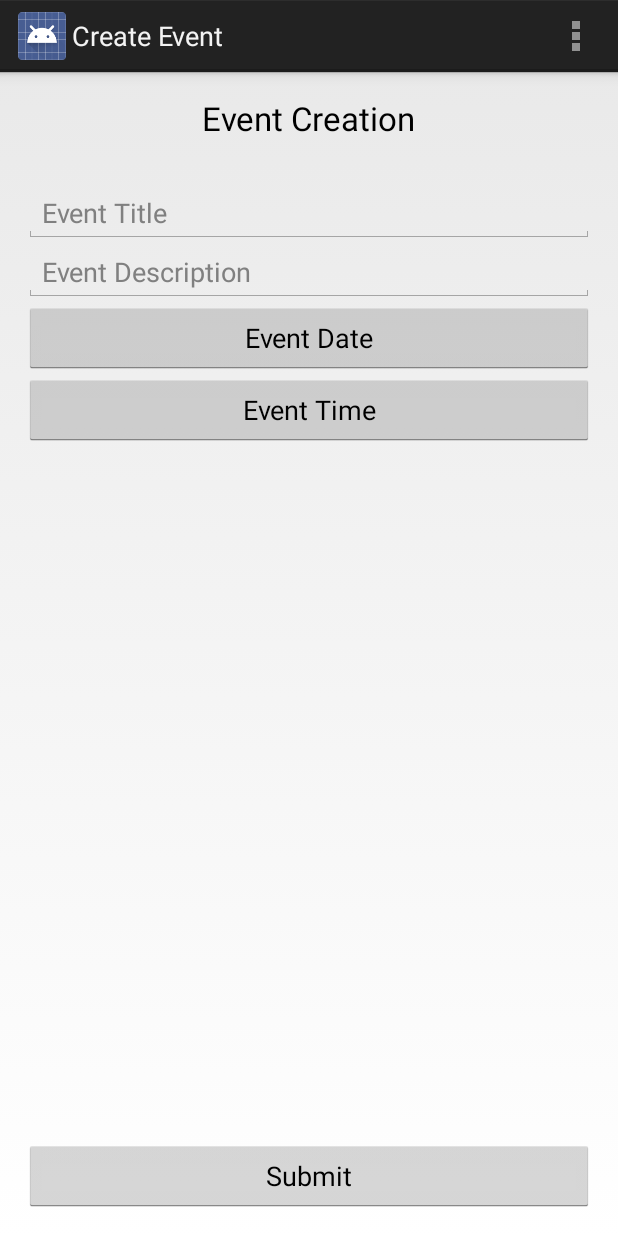
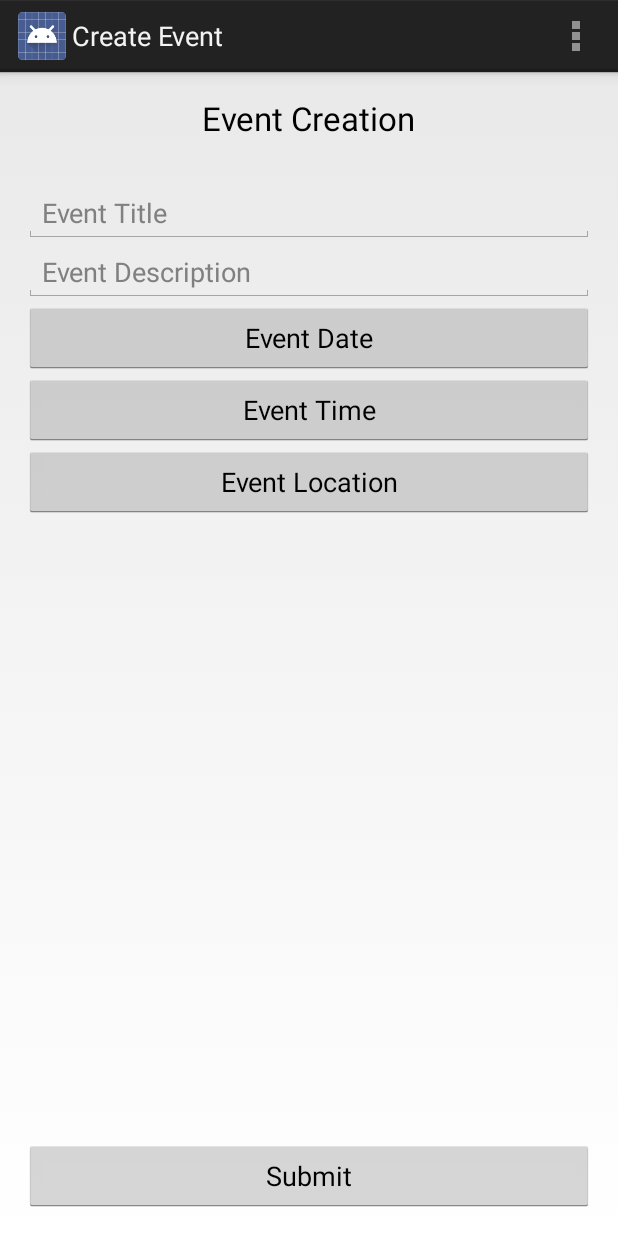
Before and after one commit to rthill91/Gather, an Android app: the CreateEventActivity screen opened directly, with no data from a screen before it, on a phone screen of 412 x 824 dp. Run offline under Robolectric (Android 15) with nearby library versions, the phone set to English and light mode, and no system bars; 1 statement that could not run was skipped.

Commit message:
Working on making location picker dialog

```diff
--- a/Gather/app/src/main/java/com/desperateundergadstudio/gather/CreateEventActivity.java
+++ b/Gather/app/src/main/java/com/desperateundergadstudio/gather/CreateEventActivity.java
@@ -1,9 +1,11 @@
 package com.desperateundergadstudio.gather;
 
 import android.app.Activity;
+import android.app.AlertDialog;
 import android.app.DatePickerDialog;
 import android.app.Dialog;
 import android.app.DialogFragment;
+import android.app.FragmentTransaction;
 import android.app.TimePickerDialog;
 import android.content.Context;
 import android.net.ConnectivityManager;
@@ -21,6 +23,13 @@ import android.widget.EditText;
 import android.widget.ProgressBar;
 import android.widget.TimePicker;
 import android.widget.Toast;
+import com.google.android.gms.maps.GoogleMap;
+import com.google.android.gms.maps.GoogleMap.OnMapClickListener;
+import com.google.android.gms.maps.MapFragment;
+import com.google.android.gms.maps.model.LatLng;
+import com.google.android.gms.maps.model.MarkerOptions;
+import android.support.v4.app.Fragment;
+import com.google.android.gms.maps.SupportMapFragment;
 
 import org.apache.http.HttpResponse;
 import org.apache.http.client.HttpClient;
@@ -101,6 +110,12 @@ public class CreateEventActivity extends Activity {
                 timeFragment.show(getFragmentManager(), "timePicker");
             }
         });
+
+        final Button mapButton = (Button)findViewById(R.id.createEvent_button_map);
+
+       // mapButton.setOnClickListener((view) -> {
+        //       DialogFragment locationFragment = new LocationPickFragment();
+        //});
     }
 
     private class submit extends AsyncTask<String, String, String> {
@@ -199,6 +214,23 @@ public class CreateEventActivity extends Activity {
         }
     }
 
+    public static class locationFragment extends DialogFragment{//} implements LocationPickDialog.OnLocationSetListener{
+       // @Override
+        /*
+        public Dialog onCreateDialog(Bundle savedInstanceState){
+            MapFragment mMap = new MapFragment();
+            SupportMapFragment mMapFragment = new SupportMapFragment();
+            FragmentTransaction transaction = getChildFragmentManager().beginTransaction();
+
+
+           // return new AlertDialog.Builder(getActivity()).setTitle(R.string.app_name).setMessage("Choose a Location").setPositiveButton("Submit", this)
+            //        .setPositiveButton("Submit", this).setNegativeButton("Cancel", null).setView(mMap).create();
+
+        }
+        */
+
+    }
+
     public static class TimePickerFragment extends DialogFragment implements TimePickerDialog.OnTimeSetListener {
         @Override
         public Dialog onCreateDialog(Bundle savedInstanceState) {
--- a/Gather/app/src/main/res/layout/activity_create_event.xml
+++ b/Gather/app/src/main/res/layout/activity_create_event.xml
@@ -68,4 +68,13 @@
         android:layout_alignParentBottom="true"
         android:layout_alignParentLeft="true"
         android:layout_alignParentStart="true" />
+
+    <Button
+        android:layout_width="fill_parent"
+        android:layout_height="wrap_content"
+        android:text="Event Location"
+        android:id="@+id/createEvent_button_map"
+        android:layout_below="@+id/createEvent_button_time"
+        android:layout_alignParentLeft="false"
+        android:layout_alignParentStart="false" />
 </RelativeLayout>
```
Also changed, not shown: Gather/app/src/main/java/com/desperateundergadstudio/gather/MainActivity.java (+13 -1 lines).
